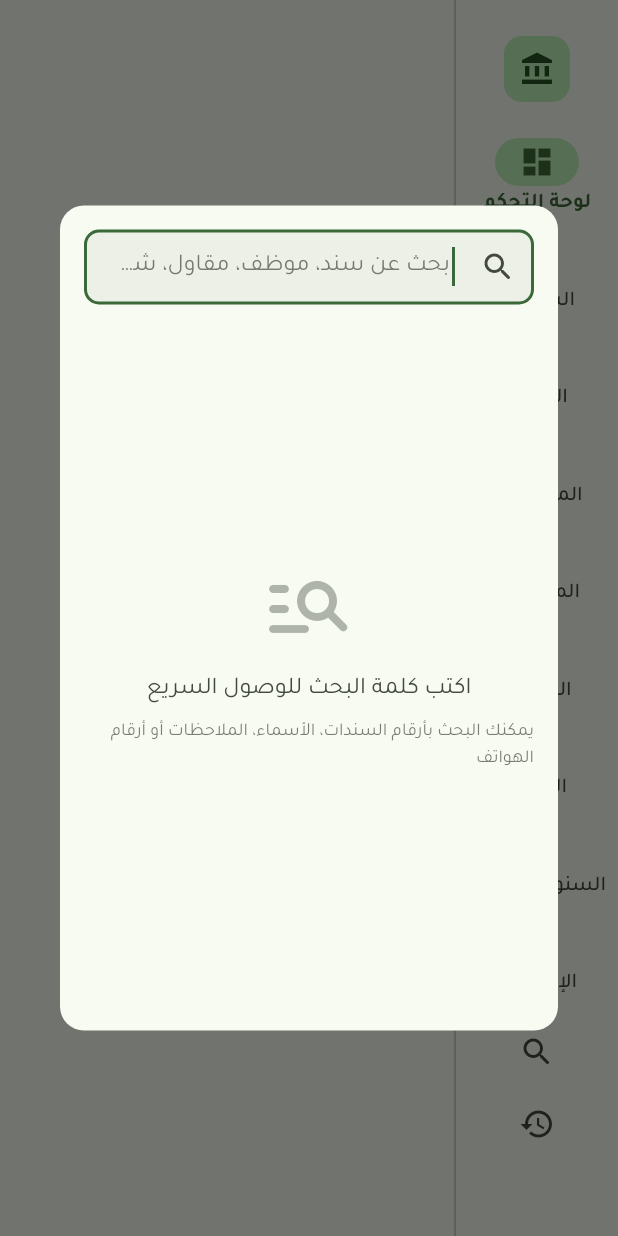
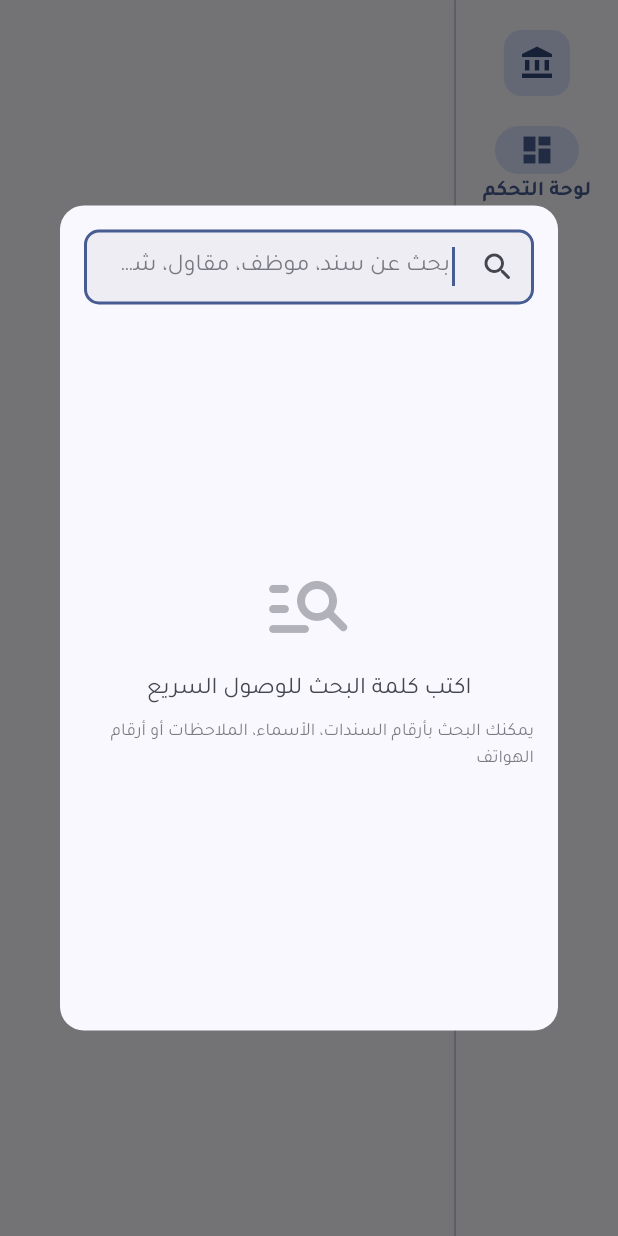
Before and after one commit to Speed3d/sanad-app, a Flutter app: the _DesktopShell screen opened directly with empty values, after a tap on the "search" icon, on a phone screen of 412 x 824 dp. Run offline on Flutter 3.47's test engine with Material 3 defaults, Android fonts, the phone set to English and light mode, and no system bars; our stand-ins replace drift, drift_flutter, file_picker, fl_chart, flutter_animate, flutter_riverpod and 7 more; missing offline and left inert: bcrypt, excel; accounts and stored records are empty; generated files the repository leaves out were written again.

Commit message:
fix(ui): Fix NavigationRail overflow & apply Royal Midnight Fintech theme

```diff
--- a/sales_management/lib/core/theme/app_colors.dart
+++ b/sales_management/lib/core/theme/app_colors.dart
@@ -13,11 +13,11 @@ import 'package:flutter/material.dart';
 abstract final class AppColors {
   // ── الألوان الأساسية (Seed Colors) ──────────────────────────────────────
 
-  /// اللون الأساسي: أخضر زمردي داكن — يناسب تطبيقات المحاسبة والمال
-  static const Color primarySeed = Color(0xFF1B5E20);
+  /// اللون الأساسي: أزرق ملكي فاخر (Royal Midnight Navy) — طابع التطبيقات المالية الحديثة (Fintech)
+  static const Color primarySeed = Color(0xFF0F172A);
 
-  /// اللون الثانوي: ذهبي — للعناصر البارزة والأيقونات المميزة
-  static const Color secondarySeed = Color(0xFFF9A825);
+  /// اللون الثانوي: سايان كهربائي (Electric Cyan) — للعناصر البارزة والأيقونات والتحديدات
+  static const Color secondarySeed = Color(0xFF0284C7);
 
   /// لون الخطأ: أحمر قياسي Material
   static const Color errorSeed = Color(0xFFB00020);
--- a/sales_management/lib/core/theme/app_theme.dart
+++ b/sales_management/lib/core/theme/app_theme.dart
@@ -43,14 +43,12 @@ abstract final class AppTheme {
   /// المفتاح: Color.value (int) — يُخزَّن في الإعدادات كنص
   /// القيمة: اسم اللون بالعربية
   static const Map<int, String> availableSeedColors = {
-    0xFF1B5E20: 'أخضر زمردي',   // الافتراضي — مناسب للمحاسبة
-    0xFF1A237E: 'نيلي داكن',
-    0xFF01579B: 'أزرق ملكي',
-    0xFF880E4F: 'خمري',
-    0xFF4A148C: 'بنفسجي',
-    0xFFBF360C: 'برتقالي داكن',
-    0xFF37474F: 'رمادي أزرق',
-    0xFF3E2723: 'بني داكن',
+    0xFF0F172A: 'أزرق ملكي فاخر (Fintech)', // الافتراضي الحديث
+    0xFF1E3A8A: 'أزرق ساطع',
+    0xFF064E3B: 'زمردي تايتانيوم',
+    0xFF312E81: 'نيلي ملوكي',
+    0xFF880E4F: 'خمري ملكي',
+    0xFF1B5E20: 'أخضر كلاسيكي',
   };
 
   // ── بناء الثيم ─────────────────────────────────────────────────────────────
--- a/sales_management/lib/presentation/widgets/common/app_shell.dart
+++ b/sales_management/lib/presentation/widgets/common/app_shell.dart
@@ -141,19 +141,23 @@ class _DesktopShell extends StatelessWidget {
       body: Row(
         children: [
           // ── NavigationRail الجانبية ──────────────────────────────────
-          NavigationRail(
-            // إظهار التسميات دائماً على الشاشات الكبيرة
-            labelType: NavigationRailLabelType.all,
+          LayoutBuilder(
+            builder: (context, constraints) {
+              return SingleChildScrollView(
+                child: ConstrainedBox(
+                  constraints: BoxConstraints(minHeight: constraints.maxHeight),
+                  child: IntrinsicHeight(
+                    child: NavigationRail(
+                      // إظهار التسمية للعنصر المحدد أو كافة العناصر بحسب المساحة
+                      labelType: NavigationRailLabelType.selected,
                       selectedIndex: selectedIndex,
                       onDestinationSelected: (index) {
                         context.go(_navItems[index].route);
                       },
                       // اللوجو / عنوان التطبيق في الأعلى
                       leading: Padding(
-              padding: const EdgeInsets.symmetric(vertical: 16),
-              child: Column(
-                children: [
-                  Container(
+                        padding: const EdgeInsets.symmetric(vertical: 12),
+                        child: Container(
                           width: 44,
                           height: 44,
                           decoration: BoxDecoration(
@@ -166,12 +170,10 @@ class _DesktopShell extends StatelessWidget {
                             size: 24,
                           ),
                         ),
-                ],
                       ),
-            ),
-            // أزرار إضافية في الأسفل (الخروج)
+                      // أزرار إضافية في الأسفل
                       trailing: Padding(
-              padding: const EdgeInsets.only(bottom: 16),
+                        padding: const EdgeInsets.only(bottom: 12),
                         child: Column(
                           children: [
                             // زر البحث الشامل
@@ -196,6 +198,11 @@ class _DesktopShell extends StatelessWidget {
                                 label: Text(item.label),
                               ))
                           .toList(),
+                    ),
+                  ),
+                ),
+              );
+            },
           ),
 
           // خط فاصل رفيع
```
Lines whose indentation alone changed are shown as unchanged.
